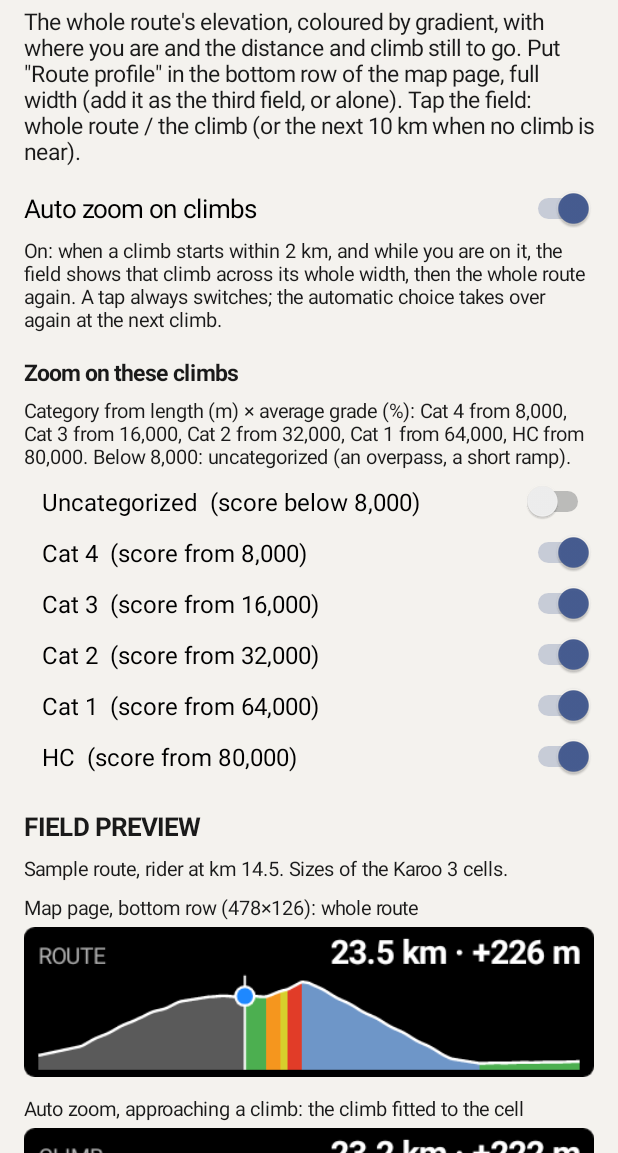
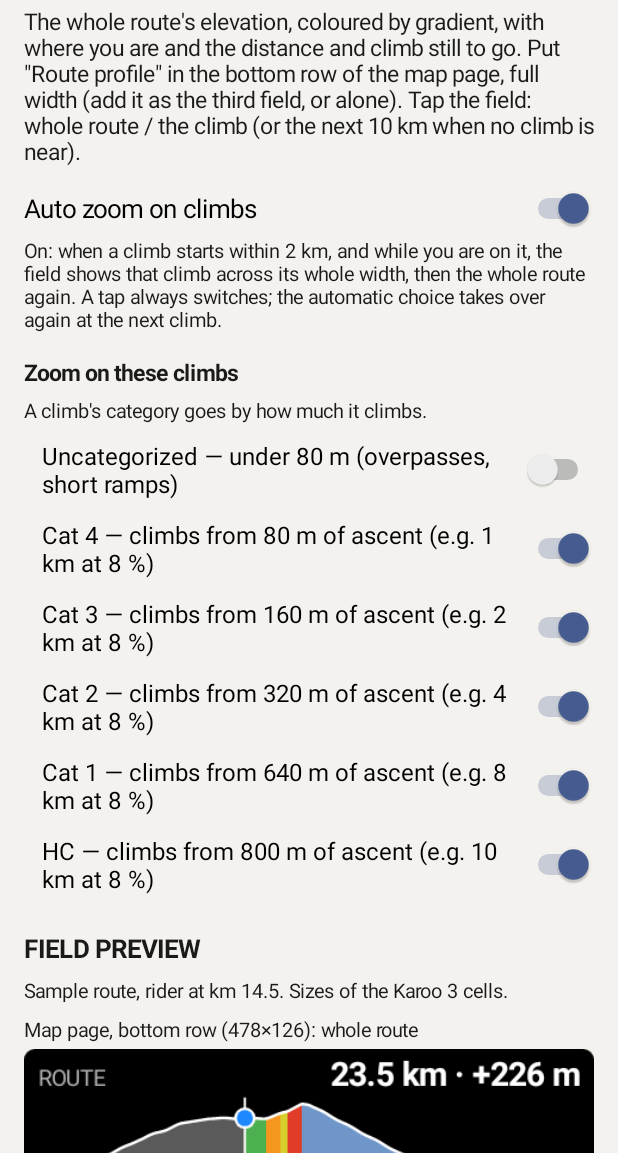
Before and after one commit to anpaiss/RouteProfile, an Android app: the screen it shows after launch (MainActivity), on a phone screen of 412 x 824 dp, the part 83-1236 px from its top. Run offline under Robolectric (Android 15) with nearby library versions, the phone set to English and light mode, and no system bars.

Commit message:
CLIMB view: category top left (CLIMB · Cat 2), distance, ascent and average grade of the whole climb while approaching, of what is left once on it; categories by ascent (80/160/320/640/800 m, the Karoo's total elevation or length x grade) in plain words in the app and README
Co-Authored-By: Claude Opus 5.5 <noreply@anthropic.com>

```diff
--- a/app/src/main/kotlin/com/anpaiss/routeprofile/MainActivity.kt
+++ b/app/src/main/kotlin/com/anpaiss/routeprofile/MainActivity.kt
@@ -46,12 +46,10 @@ class MainActivity : Activity() {
             "A tap always switches; the automatic choice takes over again at the next climb.", 13f))
 
         col.addView(text("Zoom on these climbs", 15f, bold = true).apply { setPadding(0, dp(12), 0, dp(2)) })
-        col.addView(text("Category from length (m) × average grade (%): Cat 4 from 8,000, Cat 3 from 16,000, " +
-            "Cat 2 from 32,000, Cat 1 from 64,000, HC from 80,000. Below 8,000: uncategorized (an overpass, a short ramp).", 13f))
+        col.addView(text("A climb's category goes by how much it climbs.", 13f))
         val catSwitches = ClimbCategory.entries.map { cat ->
             Switch(this).apply {
-                val hint = if (cat == ClimbCategory.UNCATEGORIZED) "score below 8,000" else "score from %,d".format(cat.minScore.toInt())
-                text = "${cat.label}  ($hint)"; textSize = 16f
+                text = cat.description; textSize = 16f
                 isChecked = Prefs.zoomOn(this@MainActivity, cat)
                 isEnabled = sw.isChecked
                 setPadding(dp(12), dp(6), 0, dp(6))
@@ -80,7 +78,8 @@ class MainActivity : Activity() {
             }, LinearLayout.LayoutParams(shownW, shownW * h / w).apply { bottomMargin = dp(8) })
         }
         preview("Map page, bottom row (478×126): whole route", ProfileState.sample(Zoom.WHOLE), 478, 126)
-        preview("Auto zoom, approaching a climb: the climb fitted to the cell", ProfileState.sample(Zoom.CLIMB), 478, 126)
+        preview("Auto zoom, approaching a climb: the whole climb fitted to the cell", ProfileState.sample(Zoom.CLIMB), 478, 126)
+        preview("On the climb: what is left to the top", ProfileState.sample(Zoom.CLIMB, atM = 17_000.0), 478, 126)
         preview("A tap with no climb near: next 10 km", ProfileState.sample(Zoom.AHEAD), 478, 126)
         preview("Taller cell (478×212)", ProfileState.sample(Zoom.WHOLE), 478, 212)
         preview("Half cell (238×126)", ProfileState.sample(Zoom.WHOLE), 238, 126)
--- a/app/src/main/kotlin/com/anpaiss/routeprofile/Profile.kt
+++ b/app/src/main/kotlin/com/anpaiss/routeprofile/Profile.kt
@@ -7,29 +7,61 @@ import kotlin.math.min
 enum class Shade { DESCENT, EASY, MODERATE, HARD, STEEP, VERY_STEEP }
 
 /**
- * Climb categories by score = length (m) × average grade (%), Strava/UCI style
- * (Andrea, 13/11/2026). The Karoo's climbs carry no category, so we compute it.
+ * Climb categories (Andrea, 13/11/2026). The usual score is length (m) × average grade (%),
+ * which is 100 × the climb's elevation gain: so each category is an ascent threshold.
+ * The Karoo's climbs carry no category, so we compute it.
  */
-enum class ClimbCategory(val label: String, val minScore: Double) {
-    UNCATEGORIZED("Uncategorized", 0.0),
-    CAT4("Cat 4", 8_000.0),
-    CAT3("Cat 3", 16_000.0),
-    CAT2("Cat 2", 32_000.0),
-    CAT1("Cat 1", 64_000.0),
-    HC("HC", 80_000.0);
+enum class ClimbCategory(val label: String, val minAscentM: Double, val example: String) {
+    UNCATEGORIZED("Uncategorized", 0.0, "overpasses, short ramps"),
+    CAT4("Cat 4", 80.0, "1 km at 8 %"),
+    CAT3("Cat 3", 160.0, "2 km at 8 %"),
+    CAT2("Cat 2", 320.0, "4 km at 8 %"),
+    CAT1("Cat 1", 640.0, "8 km at 8 %"),
+    HC("HC", 800.0, "10 km at 8 %");
+
+    /** The plain-words line of the app: "Cat 4 — climbs from 80 m of ascent (e.g. 1 km at 8 %)". */
+    val description: String get() =
+        if (this == UNCATEGORIZED) "$label — under ${CAT4.minAscentM.toInt()} m ($example)"
+        else "$label — climbs from ${minAscentM.toInt()} m of ascent (e.g. $example)"
 
     companion object {
-        fun of(lengthM: Double, gradePct: Double): ClimbCategory {
-            val score = lengthM * gradePct
-            return entries.lastOrNull { score >= it.minScore } ?: UNCATEGORIZED
-        }
+        fun ofAscent(ascentM: Double): ClimbCategory =
+            entries.lastOrNull { ascentM >= it.minAscentM } ?: UNCATEGORIZED
+
+        /** From length and grade: score length × grade = 100 × ascent. */
+        fun of(lengthM: Double, gradePct: Double): ClimbCategory = ofAscent(lengthM * gradePct / 100.0)
     }
 }
 
-/** A climb as the Karoo lists it on the route (start along the route and length, metres; average grade, %). */
-data class ClimbSpan(val startM: Double, val lengthM: Double, val gradePct: Double = 0.0) {
+/**
+ * A climb as the Karoo lists it on the route: start along the route and length (m), average
+ * grade (%) and, when the Karoo gives it, its total elevation gain (m).
+ */
+data class ClimbSpan(val startM: Double, val lengthM: Double, val gradePct: Double = 0.0, val totalElevationM: Double = 0.0) {
     val endM get() = startM + lengthM
-    val category get() = ClimbCategory.of(lengthM, gradePct)
+    /** The Karoo's total elevation when it has one, else length × grade / 100. */
+    val ascentM get() = if (totalElevationM > 0.0) totalElevationM else lengthM * gradePct / 100.0
+    val category get() = ClimbCategory.ofAscent(ascentM)
+}
+
+/** The numbers of the CLIMB view: distance, ascent and average grade (of what is left, once on it). */
+data class ClimbNumbers(val distanceM: Double, val ascentM: Double, val gradePct: Double, val onClimb: Boolean) {
+    companion object {
+        /**
+         * Approaching (before the start): the whole climb as the Karoo lists it.
+         * On the climb: from the rider to the top, on the route's own elevation.
+         */
+        fun of(profile: Profile, climb: ClimbSpan, posM: Double?): ClimbNumbers {
+            if (posM == null || posM < climb.startM) {
+                val grade = if (climb.gradePct > 0) climb.gradePct else climb.ascentM / climb.lengthM * 100.0
+                return ClimbNumbers(climb.lengthM, climb.ascentM, grade, onClimb = false)
+            }
+            val left = (climb.endM - posM).coerceAtLeast(0.0)
+            val up = profile.ascentBetween(posM, climb.endM)
+            val grade = if (left > 0) (profile.elevationAt(climb.endM) - profile.elevationAt(posM)) / left * 100.0 else 0.0
+            return ClimbNumbers(left, up, grade, onClimb = true)
+        }
+    }
 }
 
 /**
@@ -97,12 +129,22 @@ class Profile private constructor(val stepM: Double, val ele: DoubleArray, priva
      * every 50 m, not on the smoothed drawing: the smoothing rounded summits off and gave
      * 886 m on a route Komoot puts at 963 m (Valmaron, 13/11/2026).
      */
-    fun ascentFrom(fromM: Double): Double {
-        val x = (fromM / stepM).coerceIn(0.0, (raw.size - 1).toDouble())
-        val i0 = x.toInt().coerceAtMost(raw.size - 2)
-        val here = raw[i0] + (raw[i0 + 1] - raw[i0]) * (x - i0)
-        var up = max(0.0, raw[i0 + 1] - here)
-        for (i in i0 + 1 until raw.size - 1) up += max(0.0, raw[i + 1] - raw[i])
+    fun ascentFrom(fromM: Double): Double = ascentBetween(fromM, totalM)
+
+    /** Ascent between two points of the route, metres, on the unsmoothed samples. */
+    fun ascentBetween(fromM: Double, toM: Double): Double {
+        if (toM <= fromM) return 0.0
+        fun at(m: Double): Double {
+            val x = (m / stepM).coerceIn(0.0, (raw.size - 1).toDouble())
+            val i = x.toInt().coerceAtMost(raw.size - 2)
+            return raw[i] + (raw[i + 1] - raw[i]) * (x - i)
+        }
+        val i0 = (fromM / stepM).toInt().coerceIn(0, raw.size - 1)
+        val i1 = (toM / stepM).toInt().coerceIn(0, raw.size - 1)
+        var prev = at(fromM)
+        var up = 0.0
+        for (i in i0 + 1..i1) { up += max(0.0, raw[i] - prev); prev = raw[i] }
+        up += max(0.0, at(toM) - prev)
         return up
     }
 
--- a/app/src/main/kotlin/com/anpaiss/routeprofile/ProfileRenderer.kt
+++ b/app/src/main/kotlin/com/anpaiss/routeprofile/ProfileRenderer.kt
@@ -54,7 +54,12 @@ object ProfileRenderer {
         // Top line, as high as the cell allows but never more than a fifth of it
         val lineH = (bmp.height * 0.24f).coerceIn(14 * px, 24 * px)
         val pad = 4 * px
-        val numbers = String.format(Locale.US, "%.1f km · +%d m",
+        val climb = state.climb
+        val numbers = if (state.zoom == Zoom.CLIMB && climb != null) {
+            // on the climb: what is left to the top; approaching: the whole climb
+            val n = ClimbNumbers.of(p, climb, state.posM)
+            String.format(Locale.US, "%.1f km · +%d m · %d %%", n.distanceM / 1000.0, Math.round(n.ascentM), Math.round(n.gradePct))
+        } else String.format(Locale.US, "%.1f km · +%d m",
             (state.remainingM ?: 0.0) / 1000.0, Math.round(state.remainingAscentM ?: 0.0))
         text.typeface = condensedBold; text.color = Color.WHITE; text.textSize = lineH * 0.92f
         text.textAlign = Paint.Align.RIGHT
@@ -63,7 +68,11 @@ object ProfileRenderer {
         val numbersW = text.measureText(numbers)
         text.typeface = condensed; text.color = LABEL; text.textSize = lineH * 0.62f
         text.textAlign = Paint.Align.LEFT
-        val label = when (state.zoom) { Zoom.AHEAD -> "NEXT 10 KM"; Zoom.CLIMB -> "CLIMB"; Zoom.WHOLE -> "ROUTE" }
+        val label = when (state.zoom) {
+            Zoom.AHEAD -> "NEXT 10 KM"
+            Zoom.CLIMB -> climb?.category?.takeIf { it != ClimbCategory.UNCATEGORIZED }?.let { "CLIMB · ${it.label}" } ?: "CLIMB"
+            Zoom.WHOLE -> "ROUTE"
+        }
         // narrow cell: the numbers matter more than the label
         if (2 * pad + text.measureText(label) + 8 * px + numbersW <= bmp.width - 2 * pad) c.drawText(label, 2 * pad, base, text)
 
--- a/app/src/main/kotlin/com/anpaiss/routeprofile/ProfileState.kt
+++ b/app/src/main/kotlin/com/anpaiss/routeprofile/ProfileState.kt
@@ -17,9 +17,9 @@ data class ProfileState(
          * Sample for the profile editor and the FIELD PREVIEW: a 40 km loop like the
          * Barricata (long climb, short climb on the top, long descent, flat back), rider at km 14.5.
          */
-        fun sample(zoom: Zoom = Zoom.WHOLE): ProfileState {
+        fun sample(zoom: Zoom = Zoom.WHOLE, atM: Double? = null): ProfileState {
             // CLIMB: the rider 1.2 km before the second climb (km 16, 2.5 km), so the fitted view shows the approach too
-            val pos = if (zoom == Zoom.CLIMB) 14_800.0 else 14_500.0
+            val pos = atM ?: if (zoom == Zoom.CLIMB) 14_800.0 else 14_500.0
             val pts = ArrayList<Pair<Double, Double>>()
             var e = 320.0
             var d = 0.0
--- a/app/src/main/kotlin/com/anpaiss/routeprofile/RouteProfileExtension.kt
+++ b/app/src/main/kotlin/com/anpaiss/routeprofile/RouteProfileExtension.kt
@@ -80,7 +80,7 @@ class RouteProfileExtension : KarooExtension("routeprofile", BuildConfig.VERSION
                 RouteData(nav.polyline.orEmpty(), nav.elevationPolyline.orEmpty(), nav.climbs, false, null)
             else -> RouteData("", "", emptyList(), false, null)
         }
-        val climbSpans = climbs.map { ClimbSpan(it.startDistance, it.length, it.grade) }
+        val climbSpans = climbs.map { ClimbSpan(it.startDistance, it.length, it.grade, it.totalElevation) }
         if (line.isBlank() || elev.isBlank()) {
             if (routeKey.isNotEmpty() && nav !is OnNavigationState.NavigationState.NavigatingRoute &&
                 nav !is OnNavigationState.NavigationState.NavigatingToDestination) clearRoute()
```
Also changed, not shown: 3 other files.
